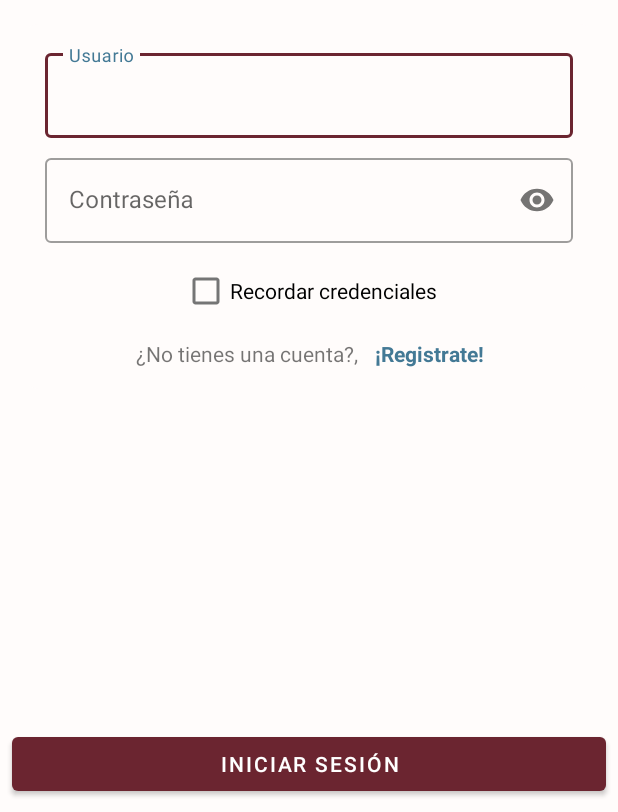
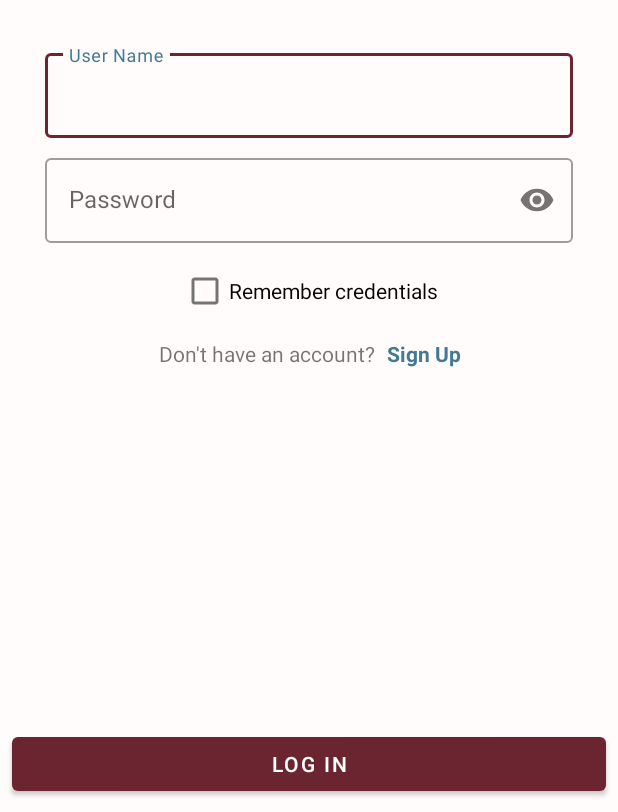
Before and after one commit to naav694/ordermanagement, an Android app: the LoginActivity screen opened directly, with no data from a screen before it, on a phone screen of 412 x 824 dp, the part 424-1236 px from its top. Run offline under Robolectric (Android 15) with nearby library versions, the phone set to English and light mode, and no system bars; our stand-ins replace Room's generated code, data binding; libraries missing offline, so code that uses them is left out: cn.pedant.

```diff
--- a/app/src/main/java/mx/rokegcode/ordermanagement/view/activity/LoginActivity.kt
+++ b/app/src/main/java/mx/rokegcode/ordermanagement/view/activity/LoginActivity.kt
@@ -59,7 +59,7 @@ class LoginActivity : AppCompatActivity() {
         loginViewModel.loginForm.observe(this, Observer {
             SweetDialogs.sweetWarning(
                 this,
-                "Debe seleccionar una empresa e ingresar usuario y contraseña"
+                getString(R.string.user_pass_warning)
             )
         })
     }
--- a/app/src/main/res/layout/activity_login.xml
+++ b/app/src/main/res/layout/activity_login.xml
@@ -56,7 +56,7 @@
                 android:layout_marginStart="8dp"
                 android:layout_marginTop="8dp"
                 android:layout_marginEnd="8dp"
-                android:hint="@string/usuario"
+                android:hint="@string/user_name"
                 app:hintTextColor="@color/colorAccent"
                 app:layout_constraintEnd_toEndOf="parent"
                 app:layout_constraintStart_toStartOf="parent"
@@ -78,7 +78,7 @@
                 android:layout_width="0dp"
                 android:layout_height="wrap_content"
                 android:layout_marginTop="8dp"
-                android:hint="@string/contrasena"
+                android:hint="@string/password"
                 app:hintTextColor="@color/colorAccent"
                 app:layout_constraintEnd_toEndOf="@id/loginInputUser"
                 app:layout_constraintStart_toStartOf="@id/loginInputUser"
@@ -103,7 +103,7 @@
                 android:layout_marginTop="8dp"
                 android:checked="@={loginViewModel.rememberMe}"
                 android:elevation="4dp"
-                android:text="@string/recordar_credenciales"
+                android:text="@string/remember_credentials"
                 app:layout_constraintEnd_toEndOf="@+id/loginInputPassword"
                 app:layout_constraintStart_toStartOf="@+id/loginInputPassword"
                 app:layout_constraintTop_toBottomOf="@id/loginInputPassword" />
@@ -122,14 +122,14 @@
                     android:id="@+id/titleSignIn"
                     android:layout_width="wrap_content"
                     android:layout_height="wrap_content"
-                    android:text="¿No tienes una cuenta?, " />
+                    android:text="@string/don_t_have_an_account" />
 
                 <TextView
                     android:id="@+id/textSignIng"
                     android:layout_width="wrap_content"
                     android:layout_height="wrap_content"
                     android:layout_marginStart="8dp"
-                    android:text="¡Registrate!"
+                    android:text="@string/sign_up"
                     android:textColor="@color/colorAccent"
                     android:textStyle="bold" />
 
@@ -146,7 +146,7 @@
             android:layout_marginEnd="8dp"
             android:layout_marginBottom="8dp"
             android:onClick="@{()->loginViewModel.onLogin()}"
-            android:text="@string/iniciar_sesion"
+            android:text="@string/log_in"
             app:layout_constraintBottom_toBottomOf="parent"
             app:layout_constraintEnd_toEndOf="parent"
             app:layout_constraintStart_toStartOf="parent" />
--- a/app/src/main/res/values/strings.xml
+++ b/app/src/main/res/values/strings.xml
@@ -28,4 +28,8 @@
     <string name="usuario">Usuario</string>
     <string name="iniciar_sesion">Iniciar sesión</string>
     <string name="crear_cuenta">Crear cuenta</string>
+    <string name="no_tienes_una_cuenta">¿No tienes una cuenta?,</string>
+    <string name="don_t_have_an_account">Don\'t have an account?</string>
+    <string name="registrate">¡Registrate!</string>
+    <string name="user_pass_warning">You must enter Username and Password</string>
 </resources>
```
